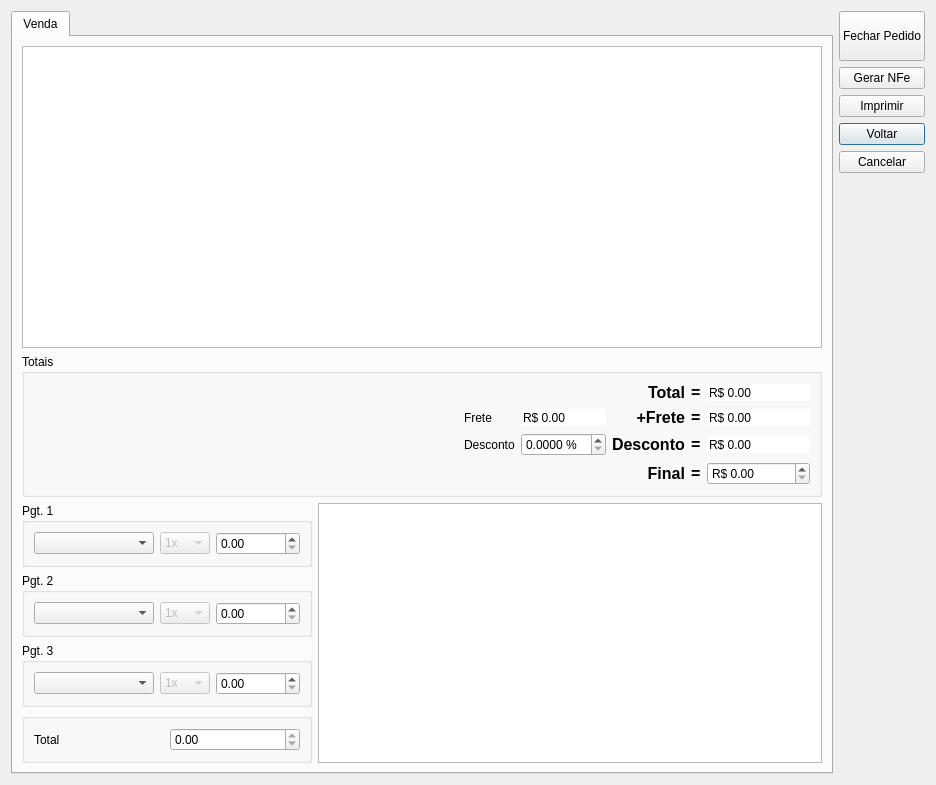
The window that venda.ui (lellisls/ERP-STACCATO) describes before a commit, drawn with Qt 5.
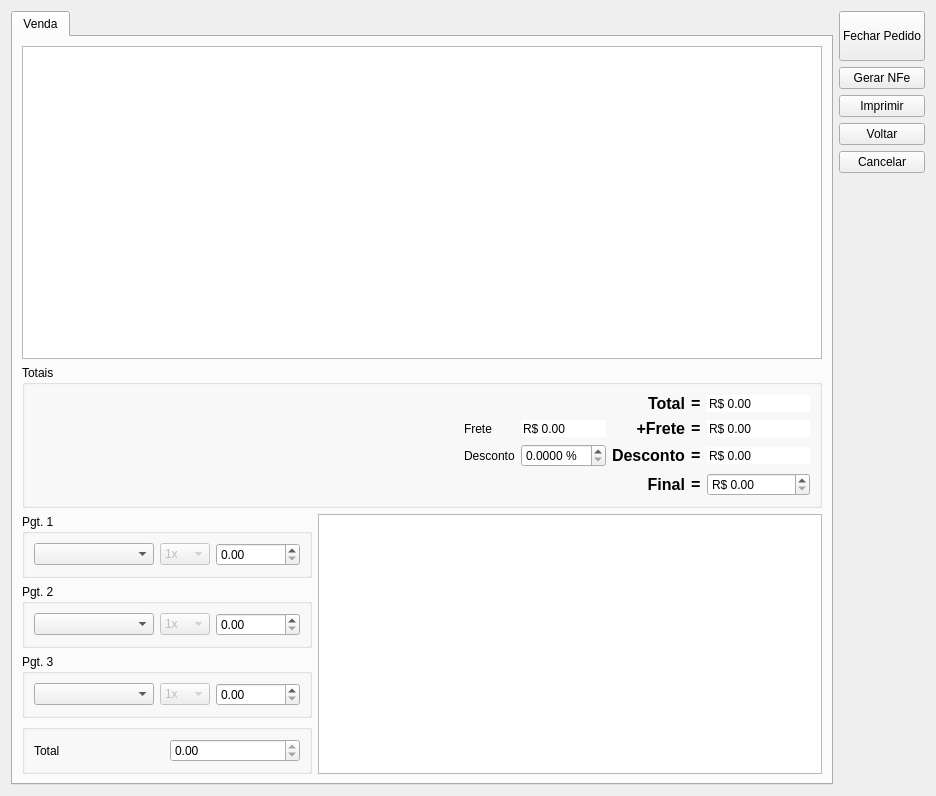
The same window after the commit.

Diff of the .ui file:
```diff
--- a/venda.ui
+++ b/venda.ui
@@ -6,8 +6,8 @@
    <rect>
     <x>0</x>
     <y>0</y>
-    <width>926</width>
-    <height>723</height>
+    <width>928</width>
+    <height>796</height>
    </rect>
   </property>
   <property name="windowTitle">
@@ -99,6 +99,12 @@
           </item>
           <item row="0" column="2">
            <widget class="QDoubleSpinBox" name="doubleSpinBoxPgt1">
+            <property name="sizePolicy">
+             <sizepolicy hsizetype="Fixed" vsizetype="Fixed">
+              <horstretch>0</horstretch>
+              <verstretch>0</verstretch>
+             </sizepolicy>
+            </property>
             <property name="maximum">
              <double>999999.989999999990687</double>
             </property>
@@ -208,6 +214,12 @@
           </item>
           <item row="0" column="2">
            <widget class="QDoubleSpinBox" name="doubleSpinBoxPgt2">
+            <property name="sizePolicy">
+             <sizepolicy hsizetype="Fixed" vsizetype="Fixed">
+              <horstretch>0</horstretch>
+              <verstretch>0</verstretch>
+             </sizepolicy>
+            </property>
             <property name="maximum">
              <double>999999.989999999990687</double>
             </property>
@@ -234,6 +246,12 @@
           </item>
           <item row="0" column="2">
            <widget class="QDoubleSpinBox" name="doubleSpinBoxPgt3">
+            <property name="sizePolicy">
+             <sizepolicy hsizetype="Fixed" vsizetype="Fixed">
+              <horstretch>0</horstretch>
+              <verstretch>0</verstretch>
+             </sizepolicy>
+            </property>
             <property name="maximum">
              <double>999999.989999999990687</double>
             </property>
@@ -693,6 +711,9 @@
        <property name="text">
         <string>Voltar</string>
        </property>
+       <property name="autoDefault">
+        <bool>false</bool>
+       </property>
       </widget>
      </item>
      <item>
```
Left out of the diff: 1 changed line with no effect on the pictures.
